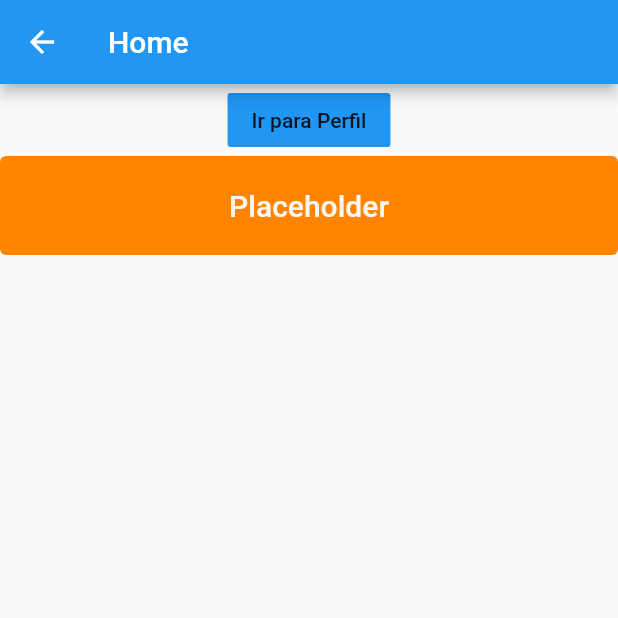
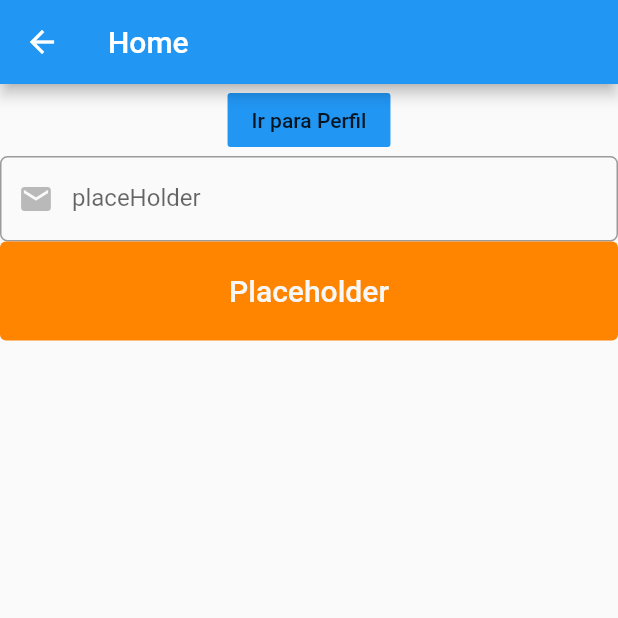
Before and after one commit to Lend-it/Front, a Flutter app: the HomePage screen opened directly, on a phone screen of 412 x 824 dp, the top half of it. Run offline on Flutter 3.47's test engine with Material 2 defaults, Android fonts, the phone set to English and light mode, and no system bars; our stand-ins replace shared_preferences; accounts and stored records are empty.

Commit message:
chore: fga-eps-mds/2020.2-Lend.it#85
Co-authored-by: Vinicius Saturnino <viniciussaturnino78@gmail.com>

```diff
--- a/lib/view/home/home_page.dart
+++ b/lib/view/home/home_page.dart
@@ -2,6 +2,7 @@ import 'package:flutter/material.dart';
 import 'package:flutter/widgets.dart';
 import 'package:front/routes/app_routes.dart';
 import 'package:front/widgets/button.dart';
+import 'package:front/widgets/input.dart';
 
 class HomePage extends StatelessWidget {
   @override
@@ -19,6 +20,7 @@ class HomePage extends StatelessWidget {
             child: Text('Ir para Perfil'),
             color: Colors.blue,
           ),
+          Input(),
           Button(
             title: 'Placeholder',
             onPressed: () {
--- /dev/null
+++ b/lib/widgets/input.dart
@@ -0,0 +1,44 @@
+import 'package:flutter/material.dart';
+import 'package:front/theme/colors.dart';
+
+class Input extends StatefulWidget {
+  @override
+  _InputState createState() => _InputState();
+}
+
+class _InputState extends State<Input> {
+  final _nameController = TextEditingController();
+  FocusNode focusNode = FocusNode();
+
+  @override
+  void initState() {
+    super.initState();
+
+    _nameController.addListener(() {
+      setState(() {});
+    });
+  }
+
+  Widget build(BuildContext context) {
+    return Container(
+      width: double.infinity,
+      height: 57,
+      child: TextFormField(
+        controller: _nameController,
+        focusNode: focusNode,
+        decoration: InputDecoration(
+          focusedBorder: OutlineInputBorder(
+              borderSide: BorderSide(color: primaryLightColor, width: 2.0)),
+          prefixIcon: Icon(Icons.mail,
+              color: focusNode.hasFocus ? primaryLightColor : Colors.black26),
+          hintText: "placeHolder",
+          border: OutlineInputBorder(
+            borderRadius: BorderRadius.circular(5.0),
+            borderSide: BorderSide(color: Colors.black38),
+          ),
+        ),
+        textInputAction: TextInputAction.done,
+      ),
+    );
+  }
+}
```
